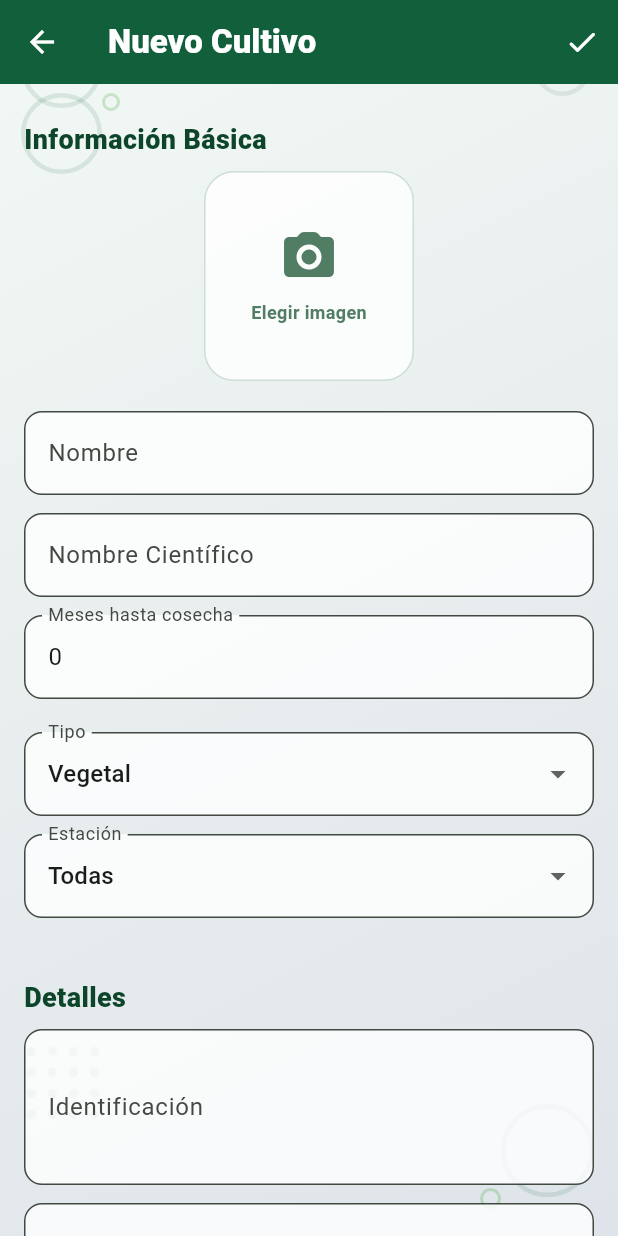
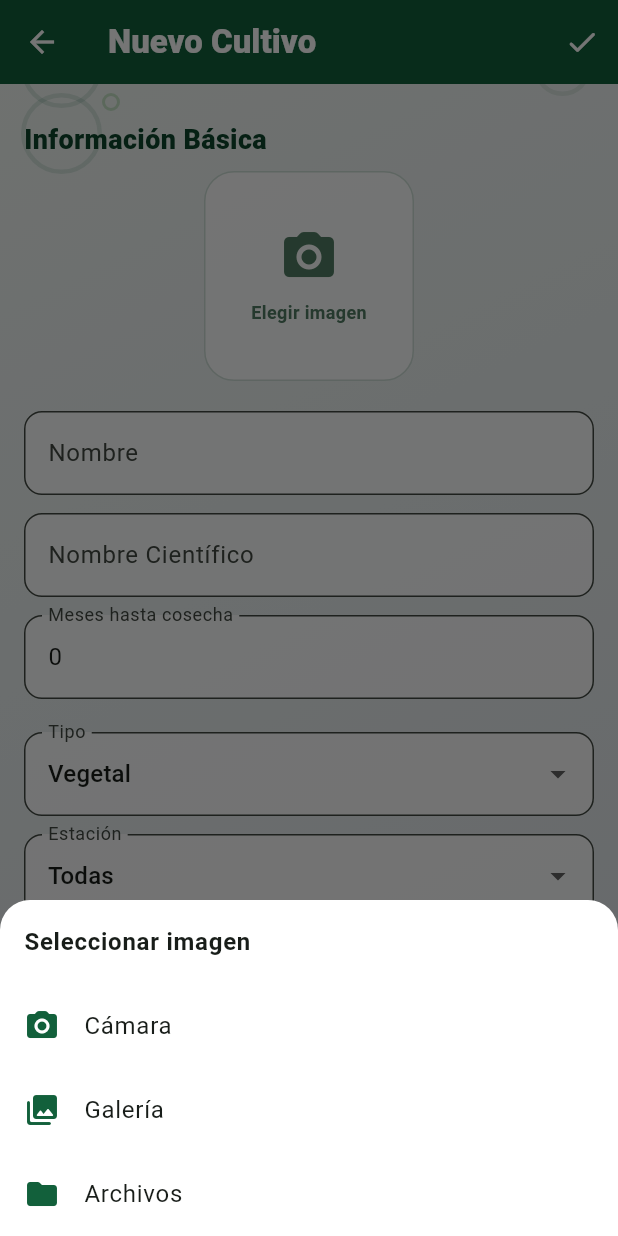
Before and after one commit to hildaalvarado-ux/Ra-ces-Dig-tales, a Flutter app: the CultivoFormPage screen opened directly, after a tap on "Elegir imagen", on a phone screen of 412 x 824 dp. Run offline on Flutter 3.47's test engine with Material 3 defaults, Android fonts, the phone set to English and light mode, and no system bars; our stand-ins replace drift, file_picker, image_picker, share_plus; accounts and stored records are empty; generated files the repository leaves out were written again; statements that could not run were skipped.

Commit message:
Allow picking images from multiple sources in crop form
- Updated ImageUtils to support picking images from Gallery, Camera, and Files.
- Modified CultivoFormPage to show a selection modal for image source.
- Added support for removing selected images in the form.
- Maintained cross-platform compatibility (Web and Native).

Co-authored-by: hildaalvarado-ux <210755048+hildaalvarado-ux@users.noreply.github.com>

```diff
--- a/lib/datos/cultivo_form.dart
+++ b/lib/datos/cultivo_form.dart
@@ -2,6 +2,7 @@ import 'dart:convert';
 import 'dart:io';
 import 'package:flutter/foundation.dart';
 import 'package:flutter/material.dart';
+import 'package:image_picker/image_picker.dart';
 import '../data/image_utils.dart';
 import '../main.dart';
 import 'cultivo_detalle.dart';
@@ -106,10 +107,62 @@ class _CultivoFormPageState extends State<CultivoFormPage> {
   }
 
   Future<void> _pickImage() async {
-    final path = await ImageUtils.pickAndSaveImage('cultivos_images');
-    if (path != null) {
-      setState(() => _imagePath = path);
-    }
+    showModalBottomSheet(
+      context: context,
+      backgroundColor: Colors.white,
+      shape: const RoundedRectangleBorder(
+        borderRadius: BorderRadius.vertical(top: Radius.circular(20)),
+      ),
+      builder: (context) {
+        return SafeArea(
+          child: Wrap(
+            children: [
+              const ListTile(
+                title: Text('Seleccionar imagen',
+                    style: TextStyle(fontWeight: FontWeight.bold)),
+              ),
+              ListTile(
+                leading: const Icon(Icons.camera_alt_rounded, color: AppColors.greenDark),
+                title: const Text('Cámara'),
+                onTap: () async {
+                  Navigator.pop(context);
+                  final path = await ImageUtils.pickAndSaveImage('cultivos_images', source: ImageSource.camera);
+                  if (path != null) setState(() => _imagePath = path);
+                },
+              ),
+              ListTile(
+                leading: const Icon(Icons.photo_library_rounded, color: AppColors.greenDark),
+                title: const Text('Galería'),
+                onTap: () async {
+                  Navigator.pop(context);
+                  final path = await ImageUtils.pickAndSaveImage('cultivos_images', source: ImageSource.gallery);
+                  if (path != null) setState(() => _imagePath = path);
+                },
+              ),
+              ListTile(
+                leading: const Icon(Icons.folder_rounded, color: AppColors.greenDark),
+                title: const Text('Archivos'),
+                onTap: () async {
+                  Navigator.pop(context);
+                  final path = await ImageUtils.pickAndSaveImageFromFiles('cultivos_images');
+                  if (path != null) setState(() => _imagePath = path);
+                },
+              ),
+              if (_imagePath != null)
+                ListTile(
+                  leading: const Icon(Icons.delete_rounded, color: Colors.red),
+                  title: const Text('Eliminar imagen', style: TextStyle(color: Colors.red)),
+                  onTap: () {
+                    Navigator.pop(context);
+                    setState(() => _imagePath = null);
+                  },
+                ),
+              const SizedBox(height: 10),
+            ],
+          ),
+        );
+      },
+    );
   }
 
   void _save() {
```
Also changed, not shown: lib/data/image_utils.dart (+44 -2 lines).
